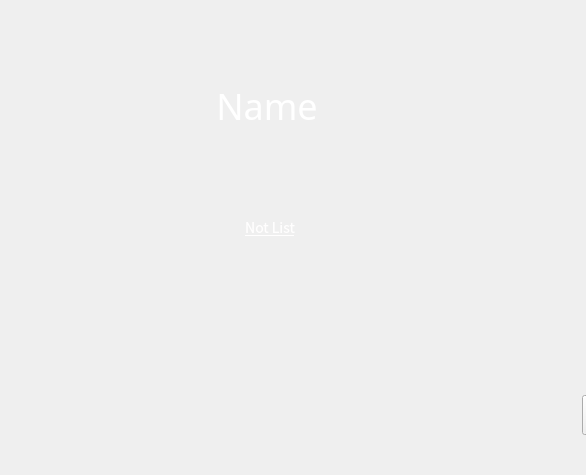
Above: kiran-greeter/greeterloginwindow.ui from openeuler-mirror/kiran-session-guard before the change; both pictures show x 270 to 856 and y 245 to 720 of the 1080 by 720 pixel window. Below: the same form after it.
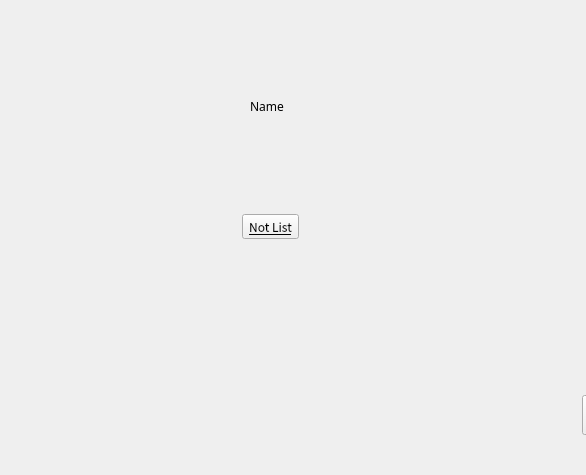
That is the form after the change. Icons and pictures are not drawn. Custom widgets are drawn as their Qt base class.

The edit to the form file:
```diff
--- a/kiran-greeter/greeterloginwindow.ui
+++ b/kiran-greeter/greeterloginwindow.ui
@@ -23,12 +23,7 @@
    <string>Form</string>
   </property>
   <property name="styleSheet">
-   <string notr="true">QWidget#GreeterWindow{
-	#background-color:#202020;
-	background-color:white;
-}
-
-</string>
+   <string notr="true"/>
   </property>
   <layout class="QHBoxLayout" name="horizontalLayout" stretch="1,2,1">
    <property name="spacing">
@@ -342,22 +337,10 @@
               <property name="font">
                <font>
                 <family>Noto Sans CJK SC Light</family>
-                <pointsize>-1</pointsize>
                </font>
               </property>
               <property name="styleSheet">
-               <string notr="true">QLabel{
-	font-family:&quot;Noto Sans CJK SC Light&quot;;
-	font-size: 36px;
-	color: white;
-}
-
-ShadowLabel{
-	qproperty-shadowEnable:true;
-	qproperty-shadowColor:rgba(0,0,0,0.1);
-	qproperty-shadowOffsetX:2;
-	qproperty-shadowOffsetY:2;
-}</string>
+               <string notr="true"/>
               </property>
               <property name="text">
                <string>Name</string>
@@ -494,15 +477,7 @@
                <enum>Qt::NoFocus</enum>
               </property>
               <property name="styleSheet">
-               <string notr="true">GreeterLineEdit#promptEdit{
-	border:1px solid rgba(255,255,255,0.1);
-	border-radius:8px;
-	background-color:rgba(0,0,0,0.2);
-}
-GreeterLineEdit#promptEdit[editFocus=true]{
-	border:1px solid rgba(46,179,255,0.4);
-	border-radius:8px;
-}</string>
+               <string notr="true"/>
               </property>
              </widget>
             </item>
@@ -562,14 +537,14 @@
               </property>
               <property name="minimumSize">
                <size>
-                <width>36</width>
-                <height>36</height>
+                <width>30</width>
+                <height>30</height>
                </size>
               </property>
               <property name="maximumSize">
                <size>
-                <width>36</width>
-                <height>36</height>
+                <width>30</width>
+                <height>30</height>
                </size>
               </property>
               <property name="styleSheet">
@@ -635,7 +610,6 @@
               <property name="font">
                <font>
                 <family>Noto Sans CJK SC</family>
-                <pointsize>-1</pointsize>
                 <underline>true</underline>
                </font>
               </property>
@@ -643,21 +617,7 @@
                <cursorShape>PointingHandCursor</cursorShape>
               </property>
               <property name="styleSheet">
-               <string notr="true">#button{
-	border:0px;
-	color:rgb(255,254,254);
-	font-family:&quot;Noto Sans CJK SC&quot;;
-	font-size:14px;
-	text-decoration:underline;
-}
-
-#button:hover,#button:focus{
-	color:#2eb3ff;
-}
-
-#button:pressed{
-	color:1b82bd;
-}</string>
+               <string notr="true"/>
               </property>
               <property name="text">
                <string>Not List</string>
@@ -795,23 +755,10 @@
         <property name="font">
          <font>
           <family>Noto Sans CJK SC Light</family>
-          <pointsize>-1</pointsize>
          </font>
         </property>
         <property name="styleSheet">
-         <string notr="true">QLabel{
-	font-family:&quot;Noto Sans CJK SC Light&quot;;
-	font-size:20px;
-	color:white;
-	border:0px;
-}
-
-ShadowLabel{
-	qproperty-shadowEnable:true;
-	qproperty-shadowColor:rgba(0,0,0,0.1);
-	qproperty-shadowOffsetX:2;
-	qproperty-shadowOffsetY:2;
-}</string>
+         <string notr="true"/>
         </property>
         <property name="text">
          <string/>
```
Left out of the diff: 72 changed lines with no effect on the pictures.
